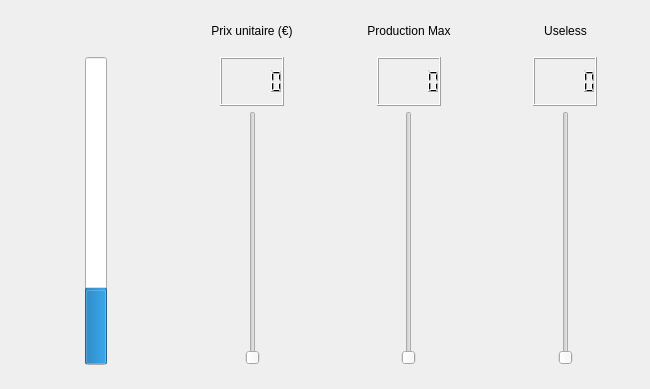
This is jeu-entreprise/inputwidget.ui in rcatajar/jeu-entreprise as Qt 5 draws it before an edit. The edited form follows.
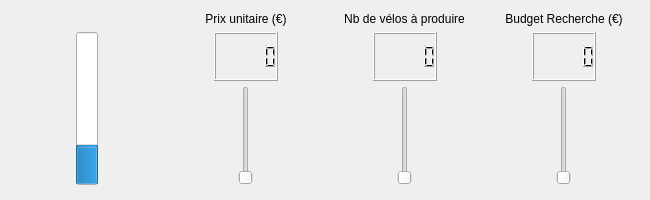
This is the edited form.

Commit message: base propre

The edit to the form file:
```diff
--- a/jeu-entreprise/inputwidget.ui
+++ b/jeu-entreprise/inputwidget.ui
@@ -10,13 +10,13 @@
     <x>0</x>
     <y>0</y>
     <width>650</width>
-    <height>389</height>
+    <height>200</height>
    </rect>
   </property>
   <property name="minimumSize">
    <size>
     <width>650</width>
-    <height>389</height>
+    <height>200</height>
    </size>
   </property>
   <property name="windowTitle">
@@ -25,10 +25,10 @@
   <widget class="QWidget" name="gridLayoutWidget">
    <property name="geometry">
     <rect>
-     <x>20</x>
+     <x>10</x>
      <y>10</y>
-     <width>621</width>
-     <height>361</height>
+     <width>631</width>
+     <height>181</height>
     </rect>
    </property>
    <layout class="QGridLayout" name="gridLayout" rowstretch="1,1,6" columnstretch="1,1,1,1">
@@ -155,11 +155,14 @@
        </sizepolicy>
       </property>
       <property name="text">
-       <string>Production Max</string>
+       <string>Nb de vélos à produire</string>
       </property>
       <property name="alignment">
        <set>Qt::AlignCenter</set>
       </property>
+      <property name="wordWrap">
+       <bool>false</bool>
+      </property>
      </widget>
     </item>
     <item row="0" column="1" alignment="Qt::AlignHCenter">
@@ -208,7 +211,7 @@
        </sizepolicy>
       </property>
       <property name="text">
-       <string>Useless</string>
+       <string>Budget Recherche (€)</string>
       </property>
       <property name="alignment">
        <set>Qt::AlignCenter</set>
```
The commit also changes 2 other files.
